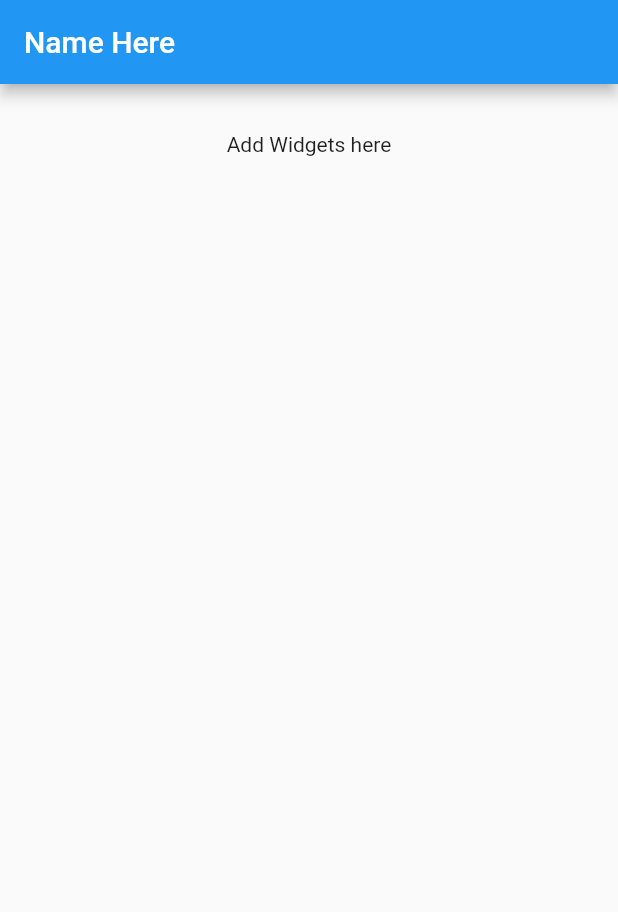
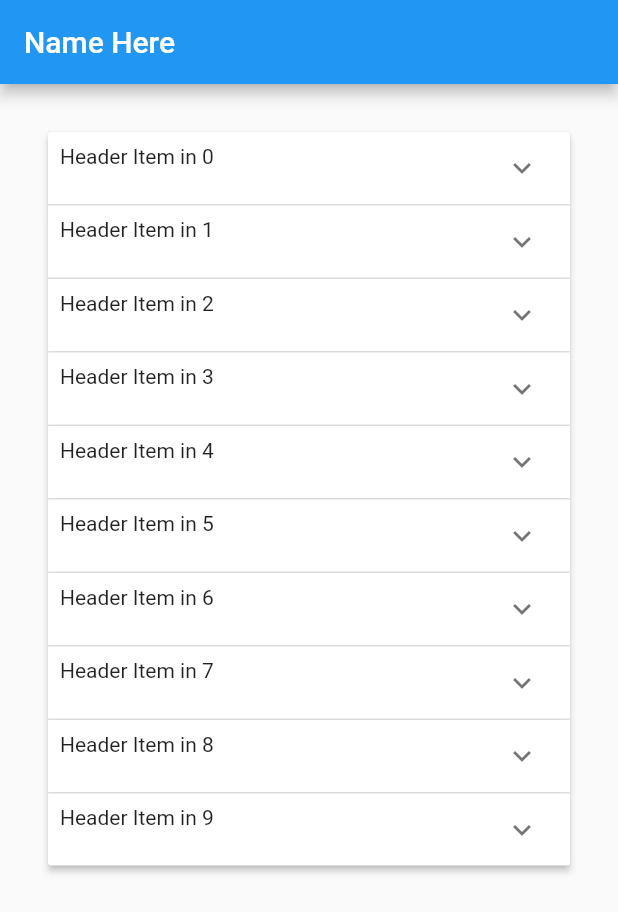
Before and after one commit to addeeandra/flutter-course-udemy, a Flutter app: the screen it shows after launch, on a phone screen of 412 x 824 dp. Shown: the top 912 px of the screen. Run offline on Flutter 3.47's test engine with Material 2 defaults, Android fonts, the phone set to English and light mode, and no system bars.

Commit message:
complete intermediate-2-1

```diff
--- a/lib/main.dart
+++ b/lib/main.dart
@@ -9,7 +9,43 @@ class MyApp extends StatefulWidget {
   }
 }
 
+class MyItem {
+  bool isExpanded;
+  final String header;
+  final Widget body;
+
+  MyItem(this.isExpanded, this.header, this.body);
+}
+
 class _State extends State<MyApp> {
+  List<MyItem> _items = List<MyItem>();
+
+  @override
+  void initState() {
+    for (int i = 0; i < 10; i++) {
+      _items.add(MyItem(
+          false,
+          'Item in $i',
+          Container(
+            padding: EdgeInsets.all(16),
+            child: Text('Hello World!'),
+          )));
+    }
+    super.initState();
+  }
+
+  ExpansionPanel _createItem(MyItem item) {
+    return ExpansionPanel(
+        headerBuilder: (BuildContext context, bool isExpanded) {
+          return Container(
+            padding: EdgeInsets.all(8),
+            child: Text('Header ${item.header}'),
+          );
+        },
+        body: item.body,
+        isExpanded: item.isExpanded);
+  }
+
   @override
   Widget build(BuildContext context) {
     return Scaffold(
@@ -18,10 +54,17 @@ class _State extends State<MyApp> {
       ),
       body: Container(
         padding: EdgeInsets.all(32),
-        child: Center(
-          child: Column(
-            children: <Widget>[Text('Add Widgets here')],
-          ),
+        child: ListView(
+          children: <Widget>[
+            ExpansionPanelList(
+              expansionCallback: (int index, bool isExpanded) {
+                setState(() {
+                  _items[index].isExpanded = !_items[index].isExpanded;
+                });
+              },
+              children: _items.map(_createItem).toList(),
+            ),
+          ],
         ),
       ),
     );
```
